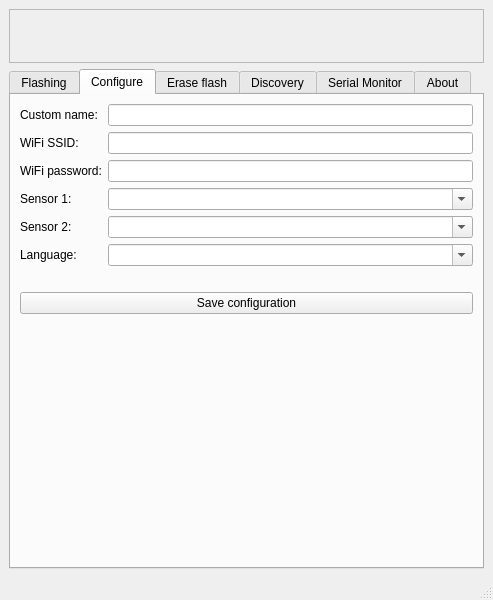
This is gui/mainwindow.ui in opendata-stuttgart/airrohr-firmware-flasher as Qt 5 draws it before an edit. The edited form follows.
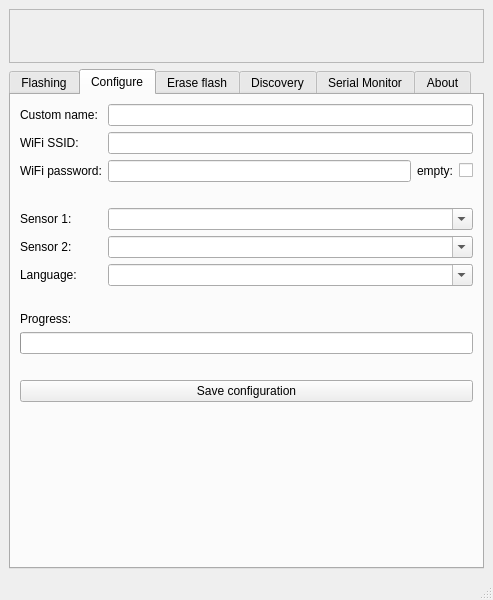
This is the edited form. The open tabs and pages were chosen to show the change. Icons and pictures are not drawn.

Commit message:
ZeroConf update, interface improvements
Zeroconf

The edit to the form file:
```diff
--- a/gui/mainwindow.ui
+++ b/gui/mainwindow.ui
@@ -260,7 +260,7 @@
        <attribute name="title">
         <string>Configure</string>
        </attribute>
-       <layout class="QGridLayout" name="gridLayout_5" rowstretch="0,0,0,0,0,0,0,0,1">
+       <layout class="QGridLayout" name="gridLayout_5" rowstretch="0,0,0,0,0,0,0,0,0,0,0,0,1">
 
         <item row="0" column="0">
          <widget class="QLabel" name="label_customName">
@@ -306,24 +306,64 @@
          </widget>
         </item>
         <item row="2" column="1">
-         <widget class="QLineEdit" name="wifiPW">
-          <property name="sizePolicy">
-           <sizepolicy hsizetype="MinimumExpanding" vsizetype="Fixed">
-            <horstretch>0</horstretch>
-            <verstretch>0</verstretch>
-           </sizepolicy>
-          </property>
-         </widget>
+         <layout class="QGridLayout" name="gridLayout_5" rowstretch="0">
+          <item row="0" column="0">
+           <widget class="QLineEdit" name="wifiPW">
+            <property name="sizePolicy">
+             <sizepolicy hsizetype="MinimumExpanding" vsizetype="Fixed">
+              <horstretch>0</horstretch>
+              <verstretch>0</verstretch>
+             </sizepolicy>
+            </property>
+           </widget>
+		  </item>
+		  <item row="0" column="1">
+           <widget class="QLabel" name="label_wifiPW_empty">
+            <property name="text">
+		     <string>empty:</string>
+            </property>
+           </widget>
+		  </item>
+		  <item row="0" column="2">
+           <widget class="QCheckBox" name="wifiPW_empty">
+            <property name="sizePolicy">
+             <sizepolicy hsizetype="Minimum" vsizetype="Fixed">
+              <horstretch>0</horstretch>
+              <verstretch>0</verstretch>
+             </sizepolicy>
+            </property>
+           </widget>
+		  </item>
+		 </layout>
         </item>
 
         <item row="3" column="0">
+         <widget class="QLabel" name="label_empty_field">
+          <property name="text">
+           <string> </string>
+          </property>
+         </widget>
+        </item>
+        <item row="3" column="1">
+         <widget class="QLabel" name="label_desc_empty_password">
+          <property name="text">
+           <string>Mark "empty" if you want to use the device in a wifi network without password.</string>
+             <sizepolicy hsizetype="MinimumExpanding" vsizetype="Fixed">
+              <horstretch>0</horstretch>
+              <verstretch>0</verstretch>
+             </sizepolicy>
+          </property>
+        </widget>
+        </item>
+
+        <item row="4" column="0">
          <widget class="QLabel" name="label_sensor1">
           <property name="text">
            <string>Sensor 1:</string>
           </property>
          </widget>
         </item>
-        <item row="3" column="1">
+        <item row="4" column="1">
          <widget class="QComboBox" name="sensor1Box">
           <property name="sizePolicy">
            <sizepolicy hsizetype="MinimumExpanding" vsizetype="Fixed">
@@ -337,14 +377,14 @@
          </widget>
         </item>
 
-        <item row="4" column="0">
+        <item row="5" column="0">
          <widget class="QLabel" name="label_sensor2">
           <property name="text">
            <string>Sensor 2:</string>
           </property>
          </widget>
         </item>
-        <item row="4" column="1">
+        <item row="5" column="1">
          <widget class="QComboBox" name="sensor2Box">
           <property name="sizePolicy">
            <sizepolicy hsizetype="MinimumExpanding" vsizetype="Fixed">
@@ -358,14 +398,14 @@
          </widget>
         </item>
 
-        <item row="5" column="0">
+        <item row="6" column="0">
          <widget class="QLabel" name="label_language">
           <property name="text">
            <string>Language:</string>
           </property>
          </widget>
         </item>
-        <item row="5" column="1">
+        <item row="6" column="1">
          <widget class="QComboBox" name="languageBox">
           <property name="sizePolicy">
            <sizepolicy hsizetype="MinimumExpanding" vsizetype="Fixed">
@@ -379,24 +419,59 @@
          </widget>
         </item>
 
-        <item row="6" column="0" colspan="2">
-         <widget class="QLabel" name="label_spacer">
-          <property name="text">
-           <string> </string>
-          </property>
-          <property name="textFormat">
-           <enum>Qt::RichText</enum>
-          </property>
-          <property name="alignment">
-           <set>Qt::AlignLeading|Qt::AlignLeft|Qt::AlignTop</set>
-          </property>
-          <property name="wordWrap">
-           <bool>true</bool>
-          </property>
-         </widget>
-        </item>
-
         <item row="7" column="0" colspan="2">
+         <widget class="QLabel" name="label_spacer">
+          <property name="text">
+           <string> </string>
+          </property>
+          <property name="textFormat">
+           <enum>Qt::RichText</enum>
+          </property>
+          <property name="alignment">
+           <set>Qt::AlignLeading|Qt::AlignLeft|Qt::AlignTop</set>
+          </property>
+          <property name="wordWrap">
+           <bool>true</bool>
+          </property>
+         </widget>
+        </item>
+
+        <item row="8" column="0" colspan="2">
+         <widget class="QLabel" name="label_progress_config">
+          <property name="sizePolicy">
+           <sizepolicy hsizetype="Expanding" vsizetype="Preferred">
+            <horstretch>0</horstretch>
+            <verstretch>0</verstretch>
+           </sizepolicy>
+          </property>
+          <property name="text">
+           <string>Progress:</string>
+          </property>
+         </widget>
+		</item>
+
+        <item row="9" column="0" colspan="2">
+         <widget class="QProgressBar" name="progressBar_config" />
+        </item>
+        
+        <item row="10" column="0" colspan="2">
+         <widget class="QLabel" name="label_spacer">
+          <property name="text">
+           <string> </string>
+          </property>
+          <property name="textFormat">
+           <enum>Qt::RichText</enum>
+          </property>
+          <property name="alignment">
+           <set>Qt::AlignLeading|Qt::AlignLeft|Qt::AlignTop</set>
+          </property>
+          <property name="wordWrap">
+           <bool>true</bool>
+          </property>
+         </widget>
+        </item>
+
+        <item row="11" column="0" colspan="2">
          <widget class="QPushButton" name="wifiButton">
           <property name="sizePolicy">
            <sizepolicy hsizetype="Expanding" vsizetype="Fixed">
```
Left out of the diff: 44 changed lines with no effect on the pictures. The commit also changes 6 other files.
